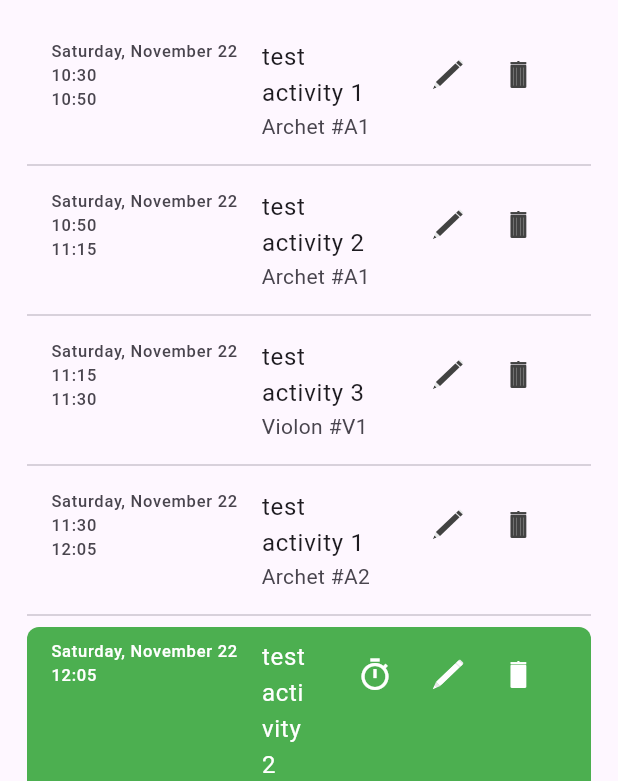
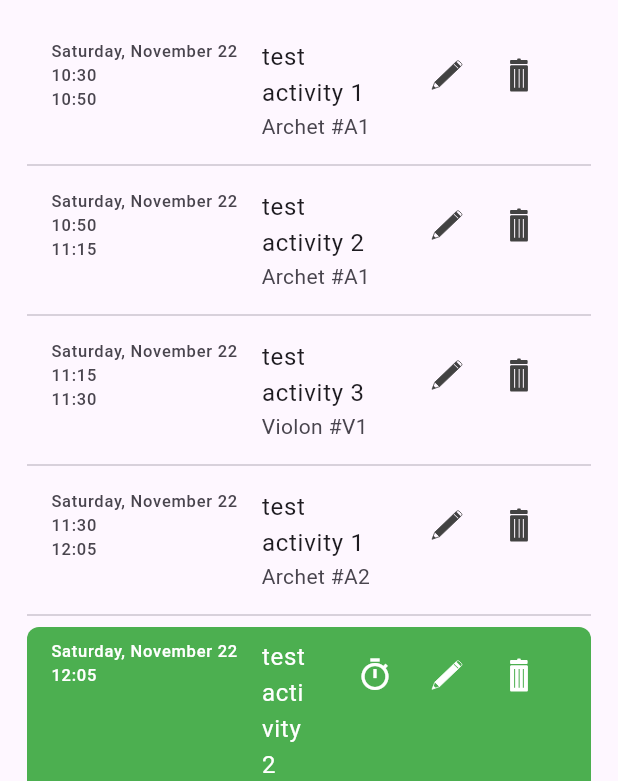
Before and after one commit to Alt257/timekeeper-front, a Flutter app: the screen it shows after launch, on a phone screen of 412 x 824 dp. Shown: the top 781 px of the screen. Run offline on Flutter 3.47's test engine with Material 3 defaults, Android fonts, the phone set to English and light mode, and no system bars; our stand-ins replace bloc, flutter_bloc, flutter_svg, freezed_annotation.

Commit message:
mise à jour des icons

```diff
--- a/devtools_options.yaml
+++ b/devtools_options.yaml
@@ -1,3 +1,4 @@
 description: This file stores settings for Dart & Flutter DevTools.
 documentation: https://docs.flutter.dev/tools/devtools/extensions#configure-extension-enablement-states
 extensions:
+  - provider: true
--- a/lib/entity/activity/activity.dart
+++ b/lib/entity/activity/activity.dart
@@ -1,8 +1,9 @@
-import 'package:freezed_annotation/freezed_annotation.dart';
+import 'package:uuid/uuid.dart';
 
 import '../item/item.dart';
 
 class Activity {
+  late final String id;
   ActivityType type;
   DateTime startedAt;
   DateTime? finishedAt;
@@ -13,7 +14,6 @@ class Activity {
   bool get isFinished => finishedAt != null;
   bool get isInProgress => !isFinished;
 
-  @Assert('finishedAt != null && finishedAt.isBefore(startedAt)', 'erreur dans le toaster')
   Activity({
     required this.type,
     required this.startedAt,
@@ -22,11 +22,29 @@ class Activity {
     required this.item,
     this.notes,
   }) {
+    id = Uuid().v8();
     item.activities.add(this);
     if(finishedAt == null) return;
     if(finishedAt!.isBefore(startedAt)) throw ActivityFinishedAtException(this);
     if(finishedAt!.isAtSameMomentAs(startedAt)) throw ActivityFinishedAtException(this);
   }
+
+  @override
+  bool operator ==(Object other) {
+    if(identical(this, other)) return true;
+    if(runtimeType != other.runtimeType) return false;
+    return other is Activity
+        && id == other.id
+        && type == other.type
+        && startedAt == other.startedAt
+        && finishedAt == other.finishedAt
+        && maximumPaidDuration == other.maximumPaidDuration
+        && item == other.item
+        && notes == other.notes;
+  }
+
+  @override
+  int get hashCode => Object.hash(id, type, startedAt, finishedAt, maximumPaidDuration, item, notes);
 }
 
 
--- a/lib/view/component/icon/icon_asset.dart
+++ b/lib/view/component/icon/icon_asset.dart
@@ -8,14 +8,14 @@ final class IconAsset extends StatelessWidget {
 
   const IconAsset(this.path, {super.key, this.color, this.size});
 
-  factory IconAsset.poubelle({dynamic key, Color? color, double? size}) => IconAsset(
-    'assets/icon/Poubelle.svg',
+  factory IconAsset.deleteActivity({dynamic key, Color? color, double? size}) => IconAsset(
+    'assets/icon/Poubelle2.svg',
     key: key,
     color: color,
     size: size,
   );
-  factory IconAsset.crayon({dynamic key, Color? color, double? size}) => IconAsset(
-    'assets/icon/Crayon.svg',
+  factory IconAsset.editActivity({dynamic key, Color? color, double? size}) => IconAsset(
+    'assets/icon/Crayon2.svg',
     key: key,
     color: color,
     size: size,
--- a/lib/view/component/list/activities/activities_list.dart
+++ b/lib/view/component/list/activities/activities_list.dart
@@ -14,7 +14,18 @@ final class ActivitiesList extends StatelessWidget {
         return ListView.separated(
           itemBuilder: (context, index) => state.map(
               initial: (value) => const SizedBox.shrink(),
-              ready: (value) => ActivityListTile(value.activities.elementAt(index)),
+              ready: (value) {
+                final activity = value.activities.elementAt(index);
+                return ActivityListTile(activity,
+                  onStopActivityPressed: () => BlocProvider.of<ActivitiesBloc>(context).add(
+                      ActivitiesEvent.activityFinished(activity)
+                  ),
+                  onEditActivityPressed: () => (),
+                  onDeleteActivityPressed: () => BlocProvider.of<ActivitiesBloc>(context).add(
+                      ActivitiesEvent.activityRemoved(activity)
+                  ),
+                );
+              },
           ),
           separatorBuilder: (BuildContext context, int index) => const Divider(),
           itemCount: state.map(
--- a/lib/view/component/list/activities/activity_tile.dart
+++ b/lib/view/component/list/activities/activity_tile.dart
@@ -6,6 +6,9 @@ import 'package:timekeeper/view/component/icon/icon_asset.dart';
 final class ActivityListTile extends ListTile {
   ActivityListTile(Activity activity, {
     super.key,
+    required void Function() onStopActivityPressed,
+    required void Function() onEditActivityPressed,
+    required void Function() onDeleteActivityPressed,
   }): super(
     tileColor: activity.isInProgress ? Colors.green : null,
     textColor: activity.isInProgress ? Colors.white : null,
@@ -30,20 +33,20 @@ final class ActivityListTile extends ListTile {
       mainAxisSize: MainAxisSize.min,
       children: [
         if(activity.isInProgress) IconButton(
-          onPressed: () => (),
+          onPressed: onStopActivityPressed,
           icon: Icon(Icons.timer_outlined),
         ),
         IconButton(
-          onPressed: () => (),
+          onPressed: onEditActivityPressed,
           // icon: Icon(Icons.edit),
-          icon: IconAsset.crayon(
+          icon: IconAsset.editActivity(
             color: activity.isInProgress ? Colors.white : Colors.grey[800],
           )
         ),
         IconButton(
-          onPressed: () => (),
+          onPressed: onDeleteActivityPressed,
           // icon: Icon(Icons.delete_forever),
-          icon: IconAsset.poubelle(
+          icon: IconAsset.deleteActivity(
             color: activity.isInProgress ? Colors.white : Colors.grey[800],
           ),
         ),
--- a/pubspec.yaml
+++ b/pubspec.yaml
@@ -42,6 +42,7 @@ dependencies:
   freezed_annotation: ^3.1.0
   bloc: ^9.1.0
   flutter_svg: ^2.2.3
+  uuid: ^4.5.2
 
 dev_dependencies:
   flutter_test:
```
Also changed, not shown: lib/service/activities/activities_bloc.dart (+5 -3 lines), assets/icon/Crayon2.svg (added), assets/icon/Poubelle2.svg (added), pubspec.lock.
